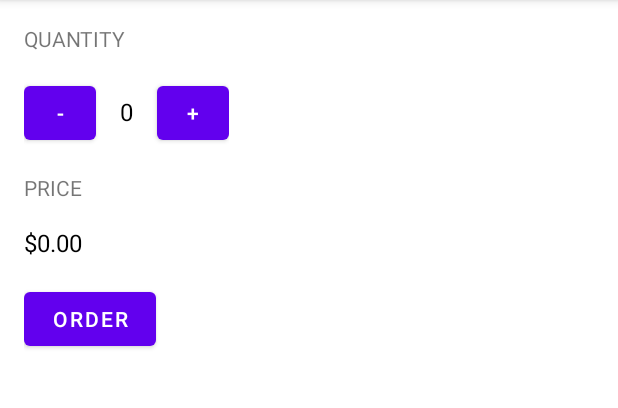
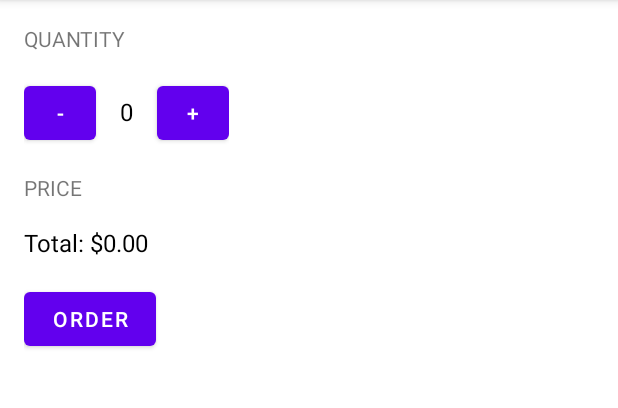
Before and after one commit to Arsonist-Cook/Desenvolvimento-Android_Trilha-Basica, an Android app: the screen it shows after launch (MainActivity), on a phone screen of 412 x 824 dp, the part 84-492 px from its top. Run offline under Robolectric (Android 15) with nearby library versions, the phone set to English and light mode, and no system bars.

Commit message:
Improve activity layout improvements

```diff
--- a/User Input/Just Kotlin/app/src/main/java/com/example/android/justkotlin/MainActivity.kt
+++ b/User Input/Just Kotlin/app/src/main/java/com/example/android/justkotlin/MainActivity.kt
@@ -1,10 +1,11 @@
 package com.example.android.justkotlin
 
-import androidx.appcompat.app.AppCompatActivity
 import android.os.Bundle
 import android.view.View
 import android.widget.TextView
+import androidx.appcompat.app.AppCompatActivity
 import java.text.NumberFormat
+
 
 class MainActivity : AppCompatActivity() {
     var numberOfCoffees: Int = 0
@@ -28,8 +29,8 @@ class MainActivity : AppCompatActivity() {
     }
 
     private fun displayPrice(number: Double) {
-        val priceTextView: TextView = findViewById(R.id.price_text_input)
-        priceTextView.text = NumberFormat.getCurrencyInstance().format(number)
+        val priceTextView: TextView = findViewById(R.id.price_text_view)
+        priceTextView.text = "Total: ${NumberFormat.getCurrencyInstance().format(number)}"
     }
 
     fun incrementCup(view: View) {
@@ -43,5 +44,8 @@ class MainActivity : AppCompatActivity() {
             display(numberOfCoffees)
         }
     }
-
+    private fun displayMessage(message: String) {
+        val priceTextView:TextView = findViewById(R.id.price_text_view)
+        priceTextView.text = message
+    }
 }
--- a/User Input/Just Kotlin/app/src/main/res/layout/activity_main.xml
+++ b/User Input/Just Kotlin/app/src/main/res/layout/activity_main.xml
@@ -54,7 +54,7 @@
         android:textAllCaps="true" />
 
     <TextView
-        android:id="@+id/price_text_input"
+        android:id="@+id/price_text_view"
         android:layout_width="wrap_content"
         android:layout_height="wrap_content"
         android:layout_marginBottom="16dp"
```
